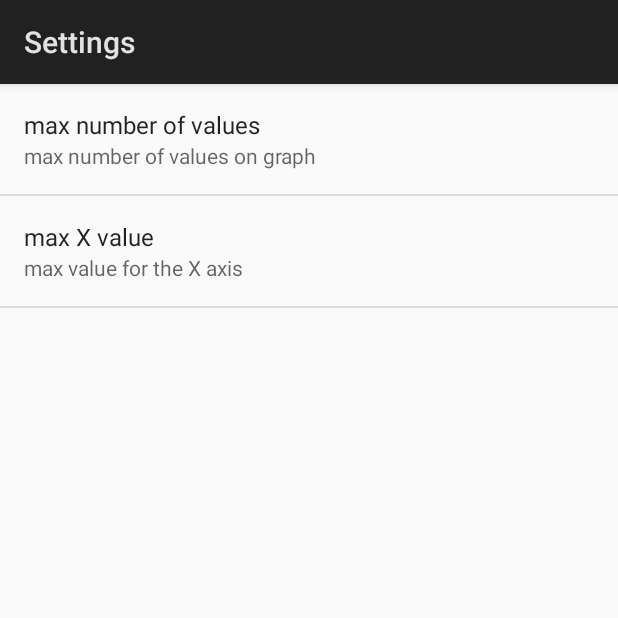
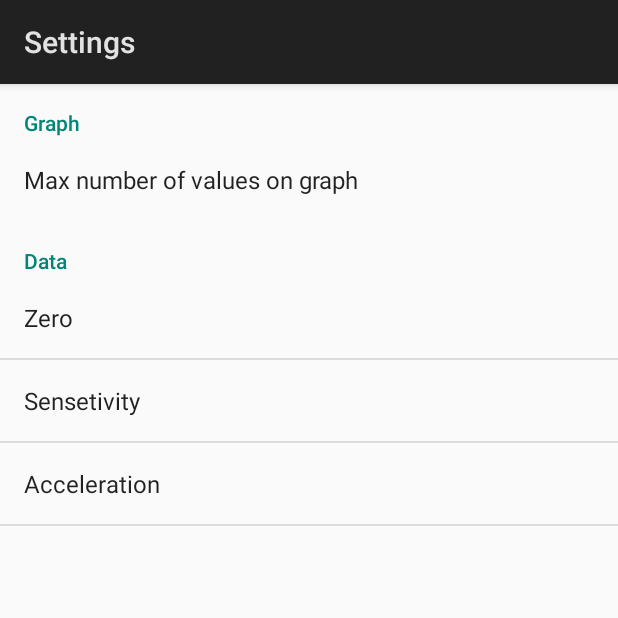
Before and after one commit to qkrtjwjd/BluetoothGraph-1, an Android app: the prefActivity screen opened directly, with no data from a screen before it, on a phone screen of 412 x 824 dp, the top half of it. Run offline under Robolectric (Android 15) with nearby library versions, the phone set to English and light mode, and no system bars; libraries missing offline, so code that uses them is left out: com.jjoe64.graphview.

Commit message:
Add Settings activity
Add Settings activity

```diff
--- a/app/src/main/AndroidManifest.xml
+++ b/app/src/main/AndroidManifest.xml
@@ -32,7 +32,7 @@
         </activity>
         <activity
             android:name=".prefActivity"
-            android:label="Settings">
+            android:label="@string/Settings_label">
             <intent-filter>
                 <action android:name="android.intent.action.SET" />
                 <category android:name="android.intent.category.DEFAULT" />
--- a/app/src/main/java/nicktxd/bluetoothgraph/prefActivity.java
+++ b/app/src/main/java/nicktxd/bluetoothgraph/prefActivity.java
@@ -26,6 +26,7 @@ public class prefActivity extends PreferenceActivity {
         {
             super.onCreate(savedInstanceState);
             addPreferencesFromResource(R.xml.pref);
+
         }
     }
 }
--- a/app/src/main/res/menu/bluetooth_menu.xml
+++ b/app/src/main/res/menu/bluetooth_menu.xml
@@ -9,9 +9,7 @@
 
     <item android:id="@+id/settings"
         android:title="@string/menu_settings"
-        android:icon="@mipmap/settings2"
-        android:visible="false"
-        android:showAsAction="ifRoom"/>
+        android:icon="@mipmap/settings2"/>
 
     <item android:id="@+id/Disconnect"
         android:title="@string/disconnect"/>
--- a/app/src/main/res/values/strings.xml
+++ b/app/src/main/res/values/strings.xml
@@ -12,4 +12,7 @@
     <string name="pause">Pause</string>
     <string name="reset_graph">Reset graph</string>
     <string name="debug">Debug</string>
+    <string name="max_x_value">max_x_value</string>
+    <string name="max_count_values">max_count_values</string>
+    <string name="Settings_label">Settings</string>
 </resources>
--- a/app/src/main/res/xml/pref.xml
+++ b/app/src/main/res/xml/pref.xml
@@ -1,16 +1,27 @@
 <?xml version="1.0" encoding="utf-8"?>
-<PreferenceScreen xmlns:android="http://schemas.android.com/apk/res/android">
+<PreferenceScreen xmlns:tools="http://schemas.android.com/tools"
+    xmlns:android="http://schemas.android.com/apk/res/android">
 
+    <PreferenceCategory android:title="Graph">
+
+    </PreferenceCategory>
     <EditTextPreference
-        android:defaultValue="100"
-        android:key="max_count_values"
-        android:summary="max number of values on graph"
-        android:title="max number of values"/>
+        android:defaultValue="500"
+        android:key="@string/max_count_values"
+        android:title="Max number of values on graph"/>
+    <PreferenceCategory android:title="Data">
 
+    </PreferenceCategory>
     <EditTextPreference
-        android:defaultValue="40"
-        android:key="max_x_value"
-        android:summary="max value for the X axis"
-        android:title="max X value"/>
-
+        android:defaultValue="2048"
+        android:key="zero"
+        android:title="Zero" />
+    <EditTextPreference
+        android:defaultValue="200"
+        android:key="sensetivity"
+        android:title="Sensetivity" />
+    <EditTextPreference
+        android:defaultValue="9.8"
+        android:key="acceleration"
+        android:title="Acceleration" />
 </PreferenceScreen>
```
Also changed, not shown: app/src/main/java/nicktxd/bluetoothgraph/MainActivity.java (+44 -25 lines).
